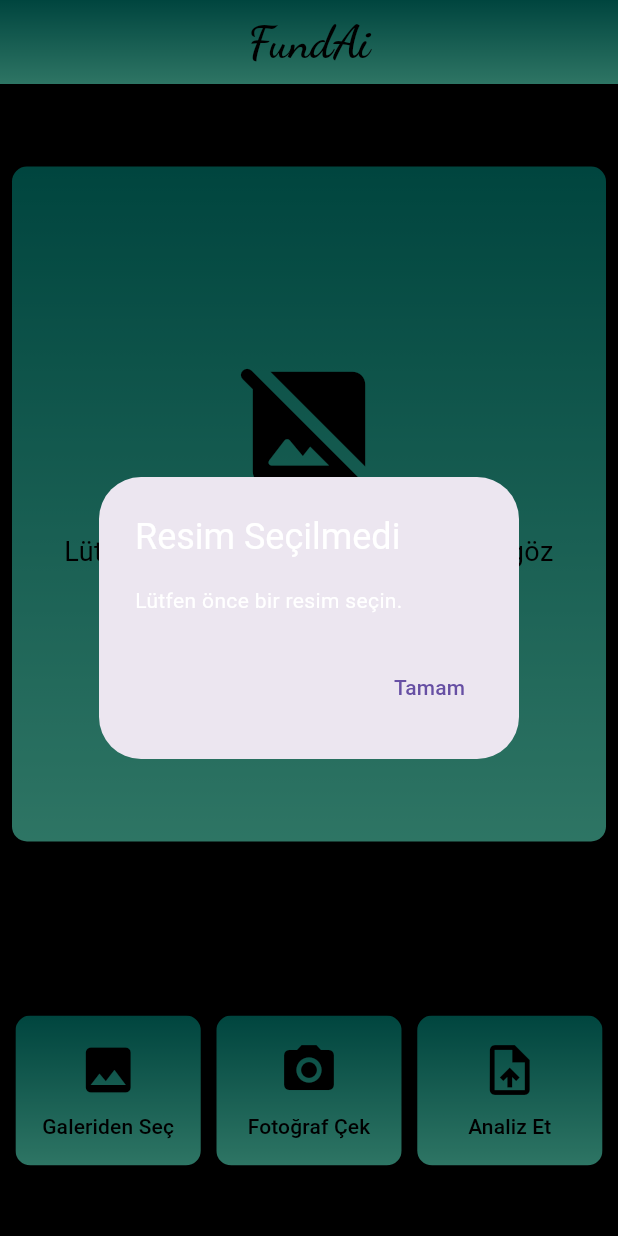
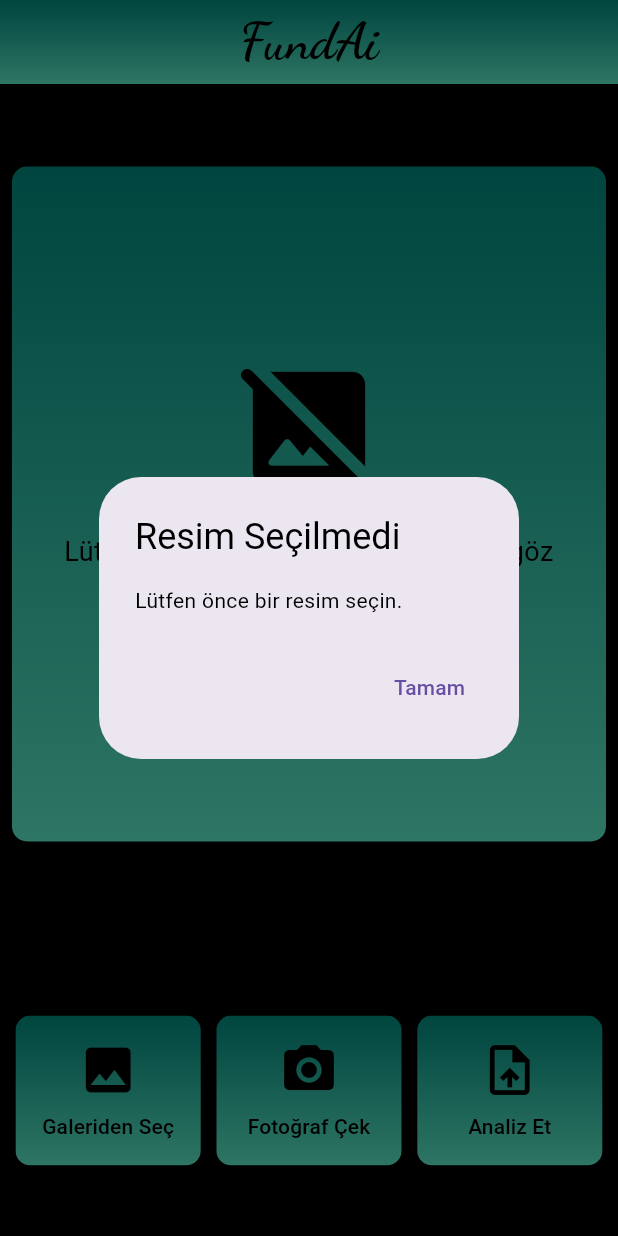
Before and after one commit to marmaraaiteam/funduseye, a Flutter app: the screen it shows after launch, after a tap on "Analiz Et", on a phone screen of 412 x 824 dp. Run offline on Flutter 3.47's test engine with Material 3 defaults, Android fonts, the phone set to English and light mode, and no system bars; our stand-ins replace dio, google_fonts, image_picker.

```diff
--- a/lib/main.dart
+++ b/lib/main.dart
@@ -35,8 +35,8 @@ class MyApp extends StatelessWidget {
           ),
         ),
         scaffoldBackgroundColor: Colors.black,
-        textTheme: GoogleFonts.robotoTextTheme(
-          Theme.of(context).textTheme.apply(bodyColor: Colors.white),
+        textTheme: GoogleFonts.latoTextTheme(
+          Theme.of(context).textTheme.apply(bodyColor: Colors.black),
         ),
       ),
       home: const MyHomePage(),
@@ -187,7 +187,7 @@ class _MyHomePageState extends State<MyHomePage> {
           "FundAi",
           style: GoogleFonts.dancingScript(
             color: Colors.black,
-            fontSize: 30,
+            fontSize: 34,
           ),
         ),
         flexibleSpace: Container(
@@ -211,7 +211,7 @@ class _MyHomePageState extends State<MyHomePage> {
             height: MediaQuery.of(context).size.height - 150,
             child: Column(
               mainAxisAlignment: MainAxisAlignment.spaceBetween,
-              crossAxisAlignment: CrossAxisAlignment.start,
+              crossAxisAlignment: CrossAxisAlignment.center,
               children: [
                 SizedBox(
                   child: Padding(
@@ -226,7 +226,7 @@ class _MyHomePageState extends State<MyHomePage> {
                                 end: Alignment.bottomCenter,
                               )
                             : null,
-                        color: filePath != null ? Colors.black : null,
+                        color: Colors.black,
                         borderRadius: const BorderRadius.all(Radius.circular(10.0)),
                       ),
                       child: Center(
@@ -267,25 +267,25 @@ class _MyHomePageState extends State<MyHomePage> {
                                       )
                                     : Column(
                                         children: [
-                                          Image.file(
+                                          ClipOval(
+                                            child: Image.file(
                                               filePath!,
                                               height: 250,
+                                              width: 250,
                                               fit: BoxFit.cover,
                                             ),
-                                          Card(
+                                          ),
+                                          const SizedBox(height: 20),
+                                          Container(
                                             color: Colors.black,
-                                            shape: RoundedRectangleBorder(
-                                              borderRadius: BorderRadius.circular(10.0),
-                                            ),
-                                            child: Container(
-                                              padding: const EdgeInsets.all(20),
+                                            padding: const EdgeInsets.all(10),
                                             child: Column(
                                               children: [
                                                 Text(
-                                                    label,
+                                                  'Sınıf: $label',
                                                   style: GoogleFonts.roboto(
                                                     color: Colors.white,
-                                                      fontSize: 25,
+                                                    fontSize: 20,
                                                     fontWeight: FontWeight.bold,
                                                   ),
                                                 ),
@@ -298,7 +298,6 @@ class _MyHomePageState extends State<MyHomePage> {
                                                   ),
                                                 ),
                                               ],
-                                              ),
                                             ),
                                           ),
                                         ],
@@ -321,8 +320,9 @@ class _MyHomePageState extends State<MyHomePage> {
                           shape: RoundedRectangleBorder(
                             borderRadius: BorderRadius.circular(10),
                           ),
-                          backgroundColor: Colors.transparent,
+                          backgroundColor: Colors.black,
                           padding: EdgeInsets.zero,
+
                         ),
                         child: Ink(
                           decoration: BoxDecoration(
@@ -372,7 +372,7 @@ class _MyHomePageState extends State<MyHomePage> {
                           shape: RoundedRectangleBorder(
                             borderRadius: BorderRadius.circular(10),
                           ),
-                          backgroundColor: Colors.transparent,
+                          backgroundColor: Colors.black,
                           padding: EdgeInsets.zero,
                         ),
                         child: Ink(
@@ -450,7 +450,7 @@ class _MyHomePageState extends State<MyHomePage> {
                           shape: RoundedRectangleBorder(
                             borderRadius: BorderRadius.circular(10),
                           ),
-                          backgroundColor: Colors.transparent,
+                          backgroundColor: Colors.black,
                           padding: EdgeInsets.zero,
                         ),
                         child: Ink(
```
Lines whose indentation alone changed are shown as unchanged.
